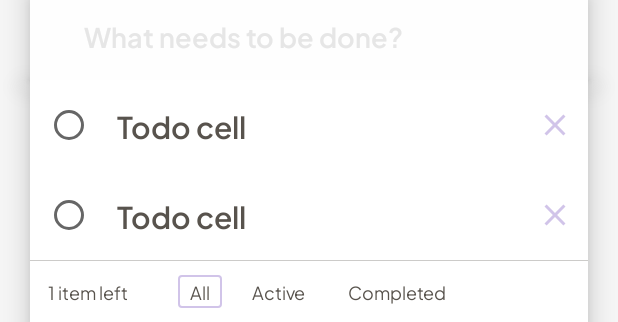
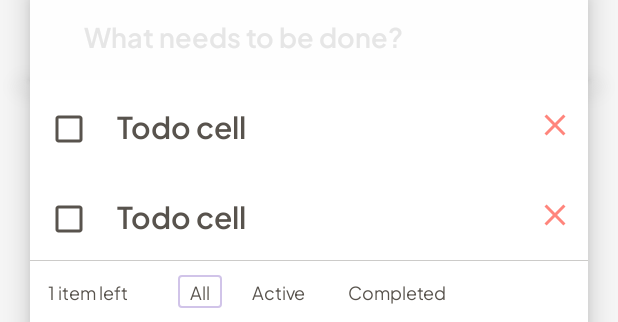
Before and after one commit to gustavodahora/todos, an Android app: the layout activity_main.xml on its own in the app's theme, with its tools: preview values and no code run, on a phone screen of 412 x 824 dp. Shown: the part 230-552 px from the top of the screen. Run offline under Robolectric (Android 15) with nearby library versions, the phone set to English and light mode, and no system bars.

```diff
--- /dev/null
+++ b/app/src/main/java/dev/gustavodahora/todos/model/Todo.kt
@@ -0,0 +1,6 @@
+package dev.gustavodahora.todos.model
+
+data class Todo(
+    var todo: String = "",
+    var completed: Boolean = false
+)
--- /dev/null
+++ b/app/src/main/java/dev/gustavodahora/todos/model/TypeList.kt
@@ -0,0 +1,5 @@
+package dev.gustavodahora.todos.model
+
+enum class TypeList {
+    ALL, ACTIVE, COMPLETED
+}
--- /dev/null
+++ b/app/src/main/res/color/checkbox_color.xml
@@ -0,0 +1,7 @@
+<?xml version="1.0" encoding="utf-8"?>
+<selector xmlns:android="http://schemas.android.com/apk/res/android">
+    <item android:color="@color/gray_edit_text"
+        android:state_checked="false"/>
+    <item android:color="@color/checkbox_tint"
+        android:state_checked="true"/>
+</selector>
--- a/app/src/main/res/layout/item_list_cell.xml
+++ b/app/src/main/res/layout/item_list_cell.xml
@@ -6,35 +6,36 @@
     android:minHeight="60dp"
     >
 
-    <androidx.appcompat.widget.AppCompatRadioButton
-        android:id="@+id/radioButton"
+    <androidx.appcompat.widget.AppCompatCheckBox
+        android:id="@+id/checkBox"
         android:layout_width="wrap_content"
         android:layout_height="wrap_content"
         android:layout_marginStart="10dp"
-        app:layout_constraintBottom_toBottomOf="parent"
+        android:buttonTint="@color/checkbox_color"
+        android:text="@null"
+        android:layout_marginTop="5dp"
+        app:layout_constraintBottom_toBottomOf="@+id/tv_todo"
         app:layout_constraintStart_toStartOf="parent"
-        app:layout_constraintTop_toTopOf="parent"
-        android:text="@null"
-        />
+        app:layout_constraintTop_toTopOf="@+id/tv_todo" />
 
     <TextView
         android:id="@+id/tv_todo"
         android:layout_width="0dp"
         android:layout_height="wrap_content"
+        android:layout_marginEnd="5dp"
+        android:ellipsize="end"
         android:fontFamily="@font/plusjakartasans_semibold"
+        android:maxLines="4"
         android:text="@string/todo_cell"
         android:textColor="@color/gray_edit_text"
         android:textSize="20sp"
         app:layout_constraintBottom_toBottomOf="parent"
-        app:layout_constraintEnd_toStartOf="@+id/imageView"
-        android:layout_marginEnd="5dp"
-        android:ellipsize="end"
-        android:maxLines="4"
-        app:layout_constraintStart_toEndOf="@+id/radioButton"
+        app:layout_constraintEnd_toStartOf="@+id/img_close"
+        app:layout_constraintStart_toEndOf="@+id/checkBox"
         app:layout_constraintTop_toTopOf="parent" />
 
     <ImageView
-        android:id="@+id/imageView"
+        android:id="@+id/img_close"
         android:layout_width="wrap_content"
         android:layout_height="wrap_content"
         android:layout_marginEnd="10dp"
@@ -43,6 +44,6 @@
         app:layout_constraintBottom_toBottomOf="@+id/tv_todo"
         app:layout_constraintEnd_toEndOf="parent"
         app:layout_constraintTop_toTopOf="@+id/tv_todo"
-        app:tint="@color/primaryColor" />
+        app:tint="@color/red" />
 
 </androidx.constraintlayout.widget.ConstraintLayout>
--- a/app/src/main/res/values/colors.xml
+++ b/app/src/main/res/values/colors.xml
@@ -19,4 +19,8 @@
     <color name="background_color_grey_light">#FEFEFE</color>
     <color name="grey_hint">#E6E6E6</color>
 
+    <color name="checkbox_tint">#4CAF50</color>
+
+    <color name="red">#FF857C</color>
+
 </resources>
--- a/app/src/main/res/values/strings.xml
+++ b/app/src/main/res/values/strings.xml
@@ -9,4 +9,5 @@
     <string name="completed">Completed</string>
     <string name="todo_cell">Todo cell</string>
     <string name="image_close">Image close</string>
+    <string name="item_left">%d item left</string>
 </resources>
```
Also changed, not shown: app/src/main/java/dev/gustavodahora/todos/adapter/TodoAdapter.kt (added, +60 -0 lines), app/src/main/java/dev/gustavodahora/todos/view/MainActivity.kt (+79 -1 lines), app/src/main/java/dev/gustavodahora/todos/viewmodel/MainViewModel.kt (+31 -0 lines).
